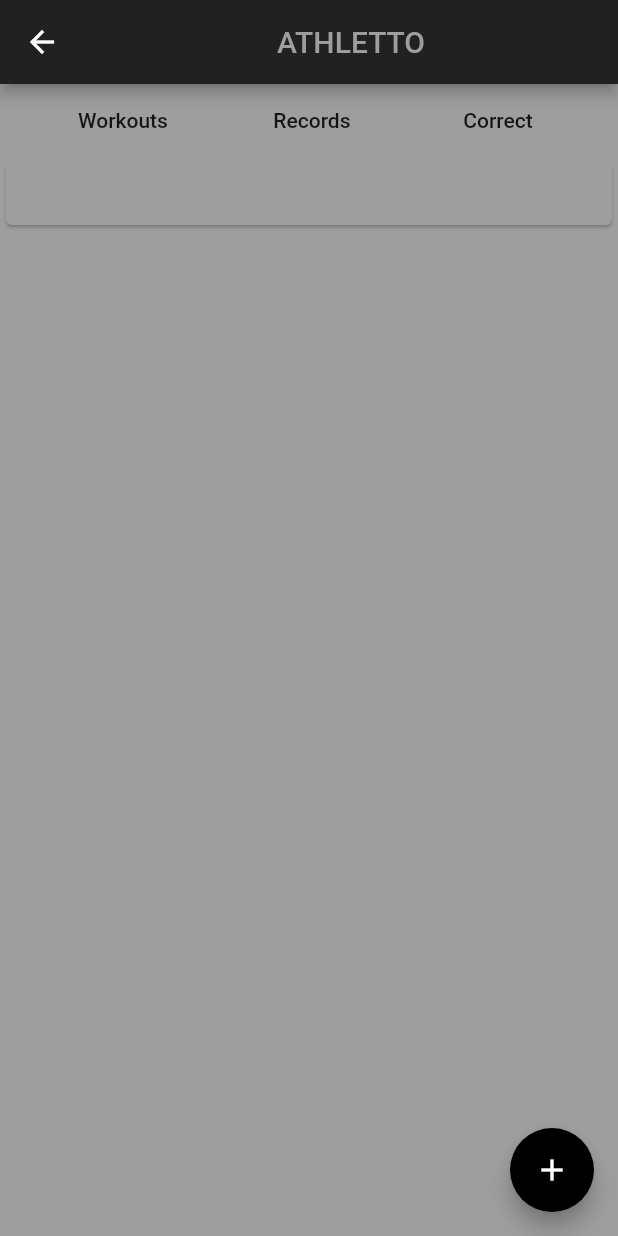
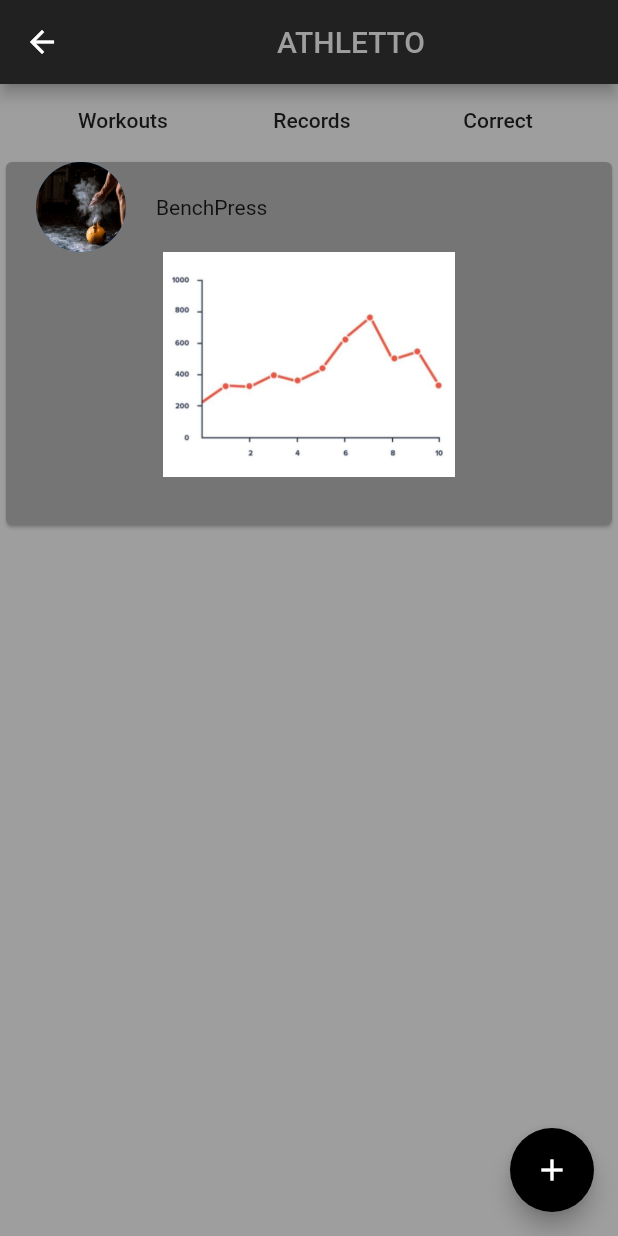
Before and after one commit to HichemChekir/ATHLETTO, a Flutter app: the record_page screen opened directly, on a phone screen of 412 x 824 dp. Run offline on Flutter 3.47's test engine with Material 2 defaults, Android fonts, the phone set to English and light mode, and no system bars; our stand-ins replace carousel_slider.

Commit message:
modified record_page

```diff
--- a/lib/record_page.dart
+++ b/lib/record_page.dart
@@ -69,12 +69,24 @@
             ),
             Container(
               child: Card(
-                color: Colors.grey[500],
-                child: Row(
-
-                )
+                color: Colors.grey[600],
+                child: Column(children: [
+                  Row(children: [
+                    Container(
+                      child: CircleAvatar(
+                        backgroundImage: AssetImage("assets/images/image1.jpg"),
+                        radius: 30,
+                      ),
+                      height: 60,
+                      width: 100,
+                    ),
+                    Text('BenchPress'),
+                  ]),
+                Image(image: AssetImage('assets/images/graph.jpg'),
+                height: 150,)
+                ]),
               ),
-              height: 50,
+              height: 250,
             )
           ],
         ),
```
Also changed, not shown: lib/workout_page.dart (deleted, +0 -39 lines), assets/images/graph.jpg (added).
